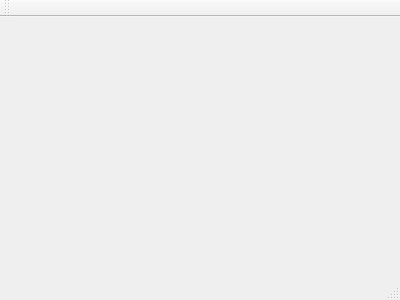
Old version of the form ui/mainwindow.ui in the repository DarkZeros/dbc-client.
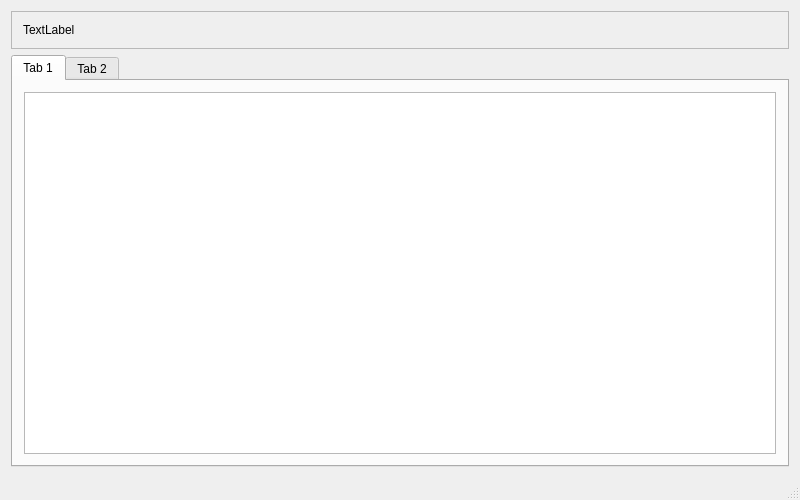
New version of the form.

Commit message:
[Draft] UI drafting
* And updating to latest core

```diff
--- a/ui/mainwindow.ui
+++ b/ui/mainwindow.ui
@@ -6,14 +6,82 @@
    <rect>
     <x>0</x>
     <y>0</y>
-    <width>400</width>
-    <height>300</height>
+    <width>800</width>
+    <height>500</height>
    </rect>
   </property>
+  <property name="sizePolicy">
+   <sizepolicy hsizetype="Expanding" vsizetype="Expanding">
+    <horstretch>0</horstretch>
+    <verstretch>0</verstretch>
+   </sizepolicy>
+  </property>
+  <property name="minimumSize">
+   <size>
+    <width>800</width>
+    <height>500</height>
+   </size>
+  </property>
   <property name="windowTitle">
    <string>MainWindow</string>
   </property>
-  <widget class="QWidget" name="centralWidget"/>
+  <widget class="QWidget" name="centralWidget">
+   <property name="sizePolicy">
+    <sizepolicy hsizetype="Maximum" vsizetype="Maximum">
+     <horstretch>0</horstretch>
+     <verstretch>0</verstretch>
+    </sizepolicy>
+   </property>
+   <property name="maximumSize">
+    <size>
+     <width>16000</width>
+     <height>16000</height>
+    </size>
+   </property>
+   <layout class="QVBoxLayout" name="verticalLayout_2">
+    <item>
+     <widget class="QFrame" name="frame">
+      <property name="frameShape">
+       <enum>QFrame::StyledPanel</enum>
+      </property>
+      <property name="frameShadow">
+       <enum>QFrame::Raised</enum>
+      </property>
+      <layout class="QHBoxLayout" name="horizontalLayout">
+       <item>
+        <widget class="QLabel" name="label">
+         <property name="text">
+          <string>TextLabel</string>
+         </property>
+        </widget>
+       </item>
+      </layout>
+     </widget>
+    </item>
+    <item>
+     <widget class="QTabWidget" name="tabWidget">
+      <property name="currentIndex">
+       <number>0</number>
+      </property>
+      <widget class="QWidget" name="tab">
+       <attribute name="title">
+        <string>Tab 1</string>
+       </attribute>
+       <layout class="QVBoxLayout" name="verticalLayout">
+        <item>
+         <widget class="QTextBrowser" name="textBrowser"/>
+        </item>
+       </layout>
+      </widget>
+      <widget class="QWidget" name="tab_2">
+       <attribute name="title">
+        <string>Tab 2</string>
+       </attribute>
+      </widget>
+     </widget>
+    </item>
+   </layout>
+  </widget>
   <widget class="QMenuBar" name="menuBar">
    <property name="geometry">
     <rect>
@@ -23,14 +91,9 @@
      <height>25</height>
     </rect>
    </property>
-  </widget>
-  <widget class="QToolBar" name="mainToolBar">
-   <attribute name="toolBarArea">
-    <enum>TopToolBarArea</enum>
-   </attribute>
-   <attribute name="toolBarBreak">
-    <bool>false</bool>
-   </attribute>
+   <property name="nativeMenuBar">
+    <bool>true</bool>
+   </property>
   </widget>
   <widget class="QStatusBar" name="statusBar"/>
  </widget>
```
Left out of the diff: 4 changed lines with no effect on the pictures. The commit also changes 2 other files.
